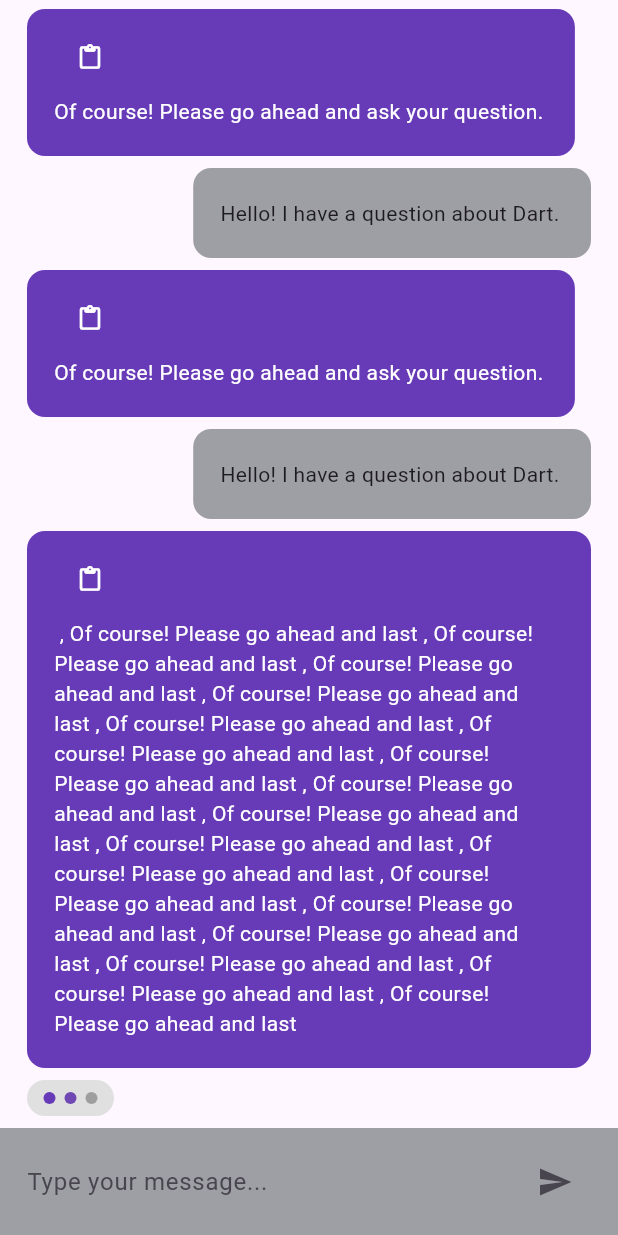
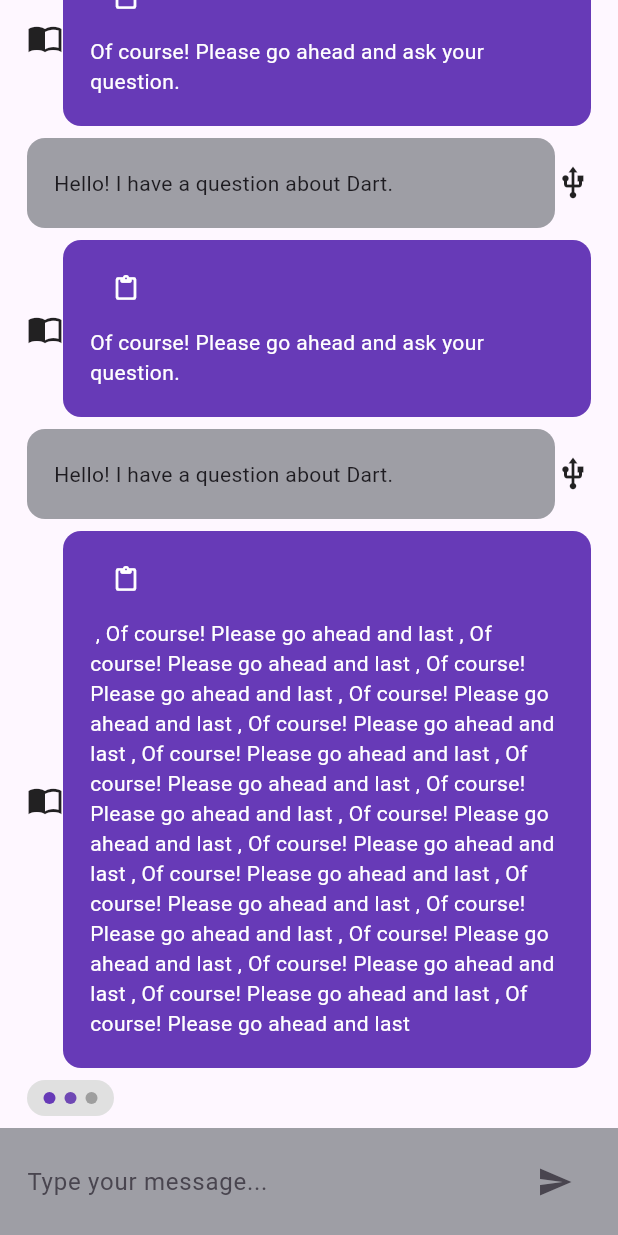
Before and after one commit to intelligent-iterations/llm_chat, a Flutter app: the screen it shows after launch, on a phone screen of 412 x 824 dp. Run offline on Flutter 3.47's test engine with Material 3 defaults, Android fonts, the phone set to English and light mode, and no system bars; our stand-ins replace equatable.

Commit message:
add icons for chat bubbles

```diff
--- a/lib/main.dart
+++ b/lib/main.dart
@@ -95,7 +95,9 @@ class _ExampleState extends State<_Example> {
         children: [
           Expanded(
             child: LLMChat(
-              style: LlmMessageStyle(
+              style: const LlmMessageStyle(
+                  assistantIcon: Icon(Icons.import_contacts_sharp),
+                  userIcon: Icon(Icons.usb),
                   assistantTextStyle: TextStyle(color: Colors.white),
                   userColor: Color(0xff9E9EA5),
                   assistantColor: Colors.deepPurple),
@@ -187,6 +189,7 @@ class _LLMChatState extends State<LLMChat> {
     return Column(
       children: [
         Expanded(
+          flex: 1,
           child: ListView.builder(
             reverse: true,
             itemCount: _messages.length + 1,
@@ -228,9 +231,10 @@ class _LLMChatState extends State<LLMChat> {
             },
           ),
         ),
-        (widget.hideInput ?? false)
-            ? SizedBox()
-            : LLmChatTextInput(
+        if (widget.hideInput ?? false)
+          SizedBox()
+        else
+          LLmChatTextInput(
             inputPadding: widget.style?.inputPadding,
             background: widget.style?.inputBoxColor,
             icon: widget.style?.sendIcon,
@@ -356,6 +360,12 @@ class LlmChatMessageItem extends StatelessWidget {
     return Align(
       alignment:
           message.type == 'user' ? Alignment.bottomRight : Alignment.bottomLeft,
+      child: Row(
+        mainAxisSize: MainAxisSize.min,
+        children: [
+          if (message.type == 'assistant' && style.assistantIcon != null)
+            style.assistantIcon!,
+          Expanded(
             child: Container(
               padding: messagePadding ??
                   EdgeInsets.only(top: 8, bottom: 12, left: 18, right: 18),
@@ -382,8 +392,8 @@ class LlmChatMessageItem extends StatelessWidget {
                           if (isAssistant)
                             Container(
                               child: CopyToClipboardIcon(
-                          iconColor:
-                              style.assistantTextStyle?.color ?? Colors.black,
+                                iconColor: style.assistantTextStyle?.color ??
+                                    Colors.black,
                                 textToCopy: message.message ?? '',
                               ),
                             ),
@@ -405,6 +415,10 @@ class LlmChatMessageItem extends StatelessWidget {
                   ),
                 ],
               ),
+            ),
+          ),
+          if (message.type == 'user' && style.userIcon != null) style.userIcon!,
+        ],
       ),
     );
   }
--- a/lib/model/llm_style.dart
+++ b/lib/model/llm_style.dart
@@ -2,6 +2,8 @@ import 'package:flutter/material.dart';
 
 class LlmMessageStyle {
   const LlmMessageStyle({
+    this.assistantIcon,
+    this.userIcon,
     this.inputPadding,
     this.sendIcon,
     this.userTextStyle,
@@ -24,4 +26,6 @@ class LlmMessageStyle {
   final Color? inputBoxColor;
   final Widget? sendIcon;
   final EdgeInsets? inputPadding;
+  final Widget? assistantIcon;
+  final Widget? userIcon;
 }
```
Lines whose indentation alone changed are shown as unchanged.
